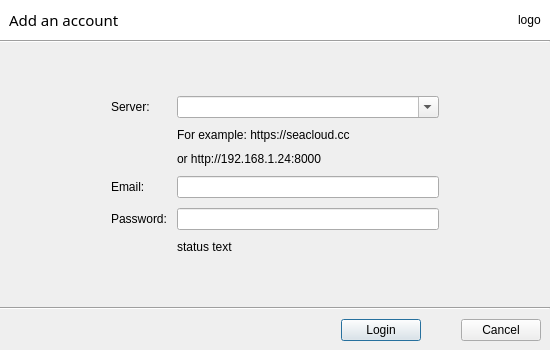
First picture: the form in ui/login-dialog.ui, repository haiwen/seafile-client, before the edit.
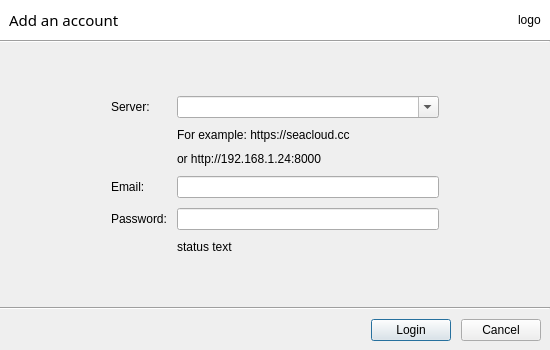
Second picture: the form after the edit.

Commit message: improve dialog buttons spacing

The edit to the form file:
```diff
--- a/ui/login-dialog.ui
+++ b/ui/login-dialog.ui
@@ -235,6 +235,9 @@
    </item>
    <item>
     <layout class="QHBoxLayout" name="horizontalLayout">
+     <property name="spacing">
+      <number>10</number>
+     </property>
      <property name="margin">
       <number>9</number>
      </property>
@@ -258,22 +261,6 @@
        </property>
       </widget>
      </item>
-     <item>
-      <spacer name="horizontalSpacer_5">
-       <property name="orientation">
-        <enum>Qt::Horizontal</enum>
-       </property>
-       <property name="sizeType">
-        <enum>QSizePolicy::Minimum</enum>
-       </property>
-       <property name="sizeHint" stdset="0">
-        <size>
-         <width>40</width>
-         <height>20</height>
-        </size>
-       </property>
-      </spacer>
-     </item>
      <item>
       <widget class="QPushButton" name="pushButton">
        <property name="text">
```
The commit also changes 3 other files.
